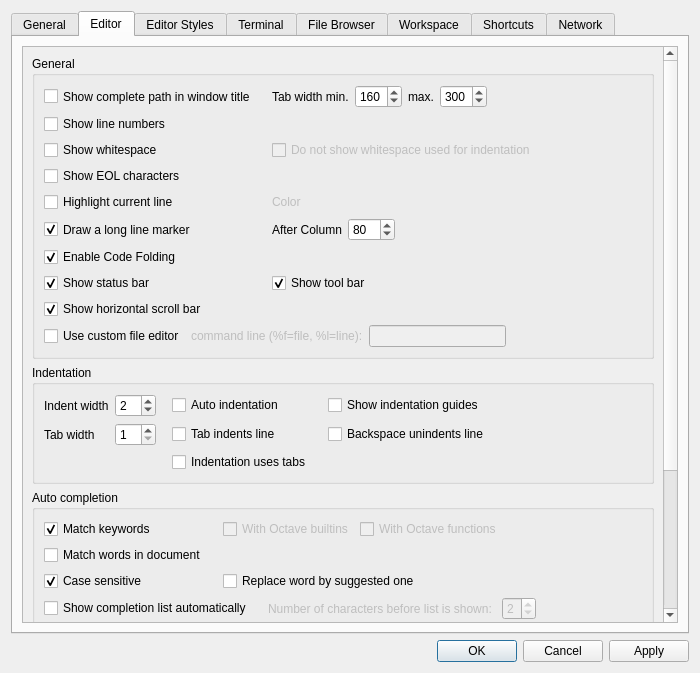
First picture: the form in libgui/src/settings-dialog.ui, repository ctaggart/octave, before the edit.
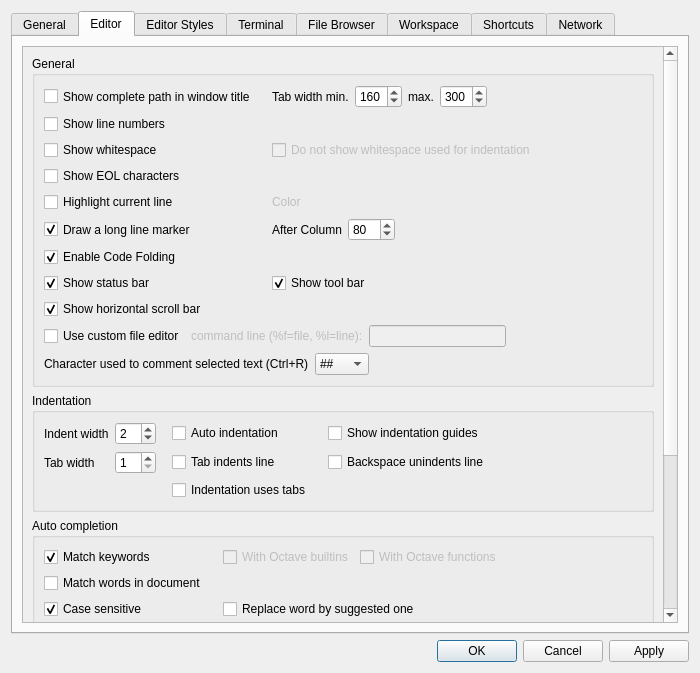
Second picture: the form after the edit. The open tabs and pages were chosen to show the change.

Commit message:
Allow changing comment character when using Ctrl+R... (bug #49182)
* file-editor-tab.cc (file_editor_tab::comment_string): Get the comment
character to be used from settings.
* settings-dialog.cc (settings_dialog::settings_dialog): Set the previously
selected comment character when the dialog opens.
(settings_dialog::write_changed_settings): Store the settings for comment
character.
* settings-dialog.ui: Add a new layout for the user to select the required
comment character.

The edit to the form file:
```diff
--- a/libgui/src/settings-dialog.ui
+++ b/libgui/src/settings-dialog.ui
@@ -917,6 +917,64 @@
                 </item>
                </layout>
               </item>
+              <item>
+               <layout class="QHBoxLayout" name="horizontalLayout_17">
+                <property name="topMargin">
+                 <number>0</number>
+                </property>
+                <item>
+                 <widget class="QLabel" name="label_23">
+                  <property name="text">
+                   <string>Character used to comment selected text (Ctrl+R)</string>
+                  </property>
+                 </widget>
+                </item>
+                <item>
+                 <widget class="QComboBox" name="combo_oct_comment_str">
+                  <property name="sizePolicy">
+                   <sizepolicy hsizetype="Preferred" vsizetype="Preferred">
+                    <horstretch>0</horstretch>
+                    <verstretch>0</verstretch>
+                   </sizepolicy>
+                  </property>
+                  <property name="sizeAdjustPolicy">
+                   <enum>QComboBox::AdjustToContents</enum>
+                  </property>
+                  <property name="minimumContentsLength">
+                   <number>3</number>
+                  </property>
+                  <item>
+                   <property name="text">
+                    <string>##</string>
+                   </property>
+                  </item>
+                  <item>
+                   <property name="text">
+                    <string>#</string>
+                   </property>
+                  </item>
+                  <item>
+                   <property name="text">
+                    <string>%</string>
+                   </property>
+                  </item>
+                 </widget>
+                </item>
+                <item>
+                 <spacer name="horizontalSpacer_33">
+                  <property name="orientation">
+                   <enum>Qt::Horizontal</enum>
+                  </property>
+                  <property name="sizeHint" stdset="0">
+                   <size>
+                    <width>40</width>
+                    <height>20</height>
+                   </size>
+                  </property>
+                 </spacer>
+                </item>
+               </layout>
+              </item>
              </layout>
             </widget>
            </item>
```
The commit also changes 2 other files.
